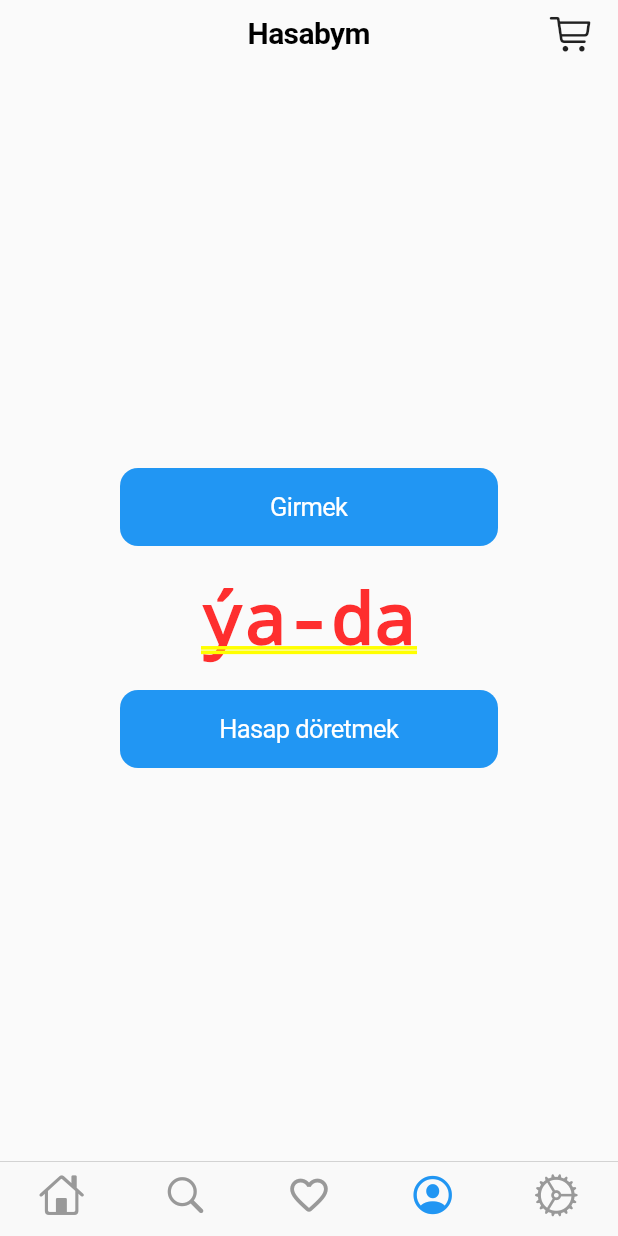
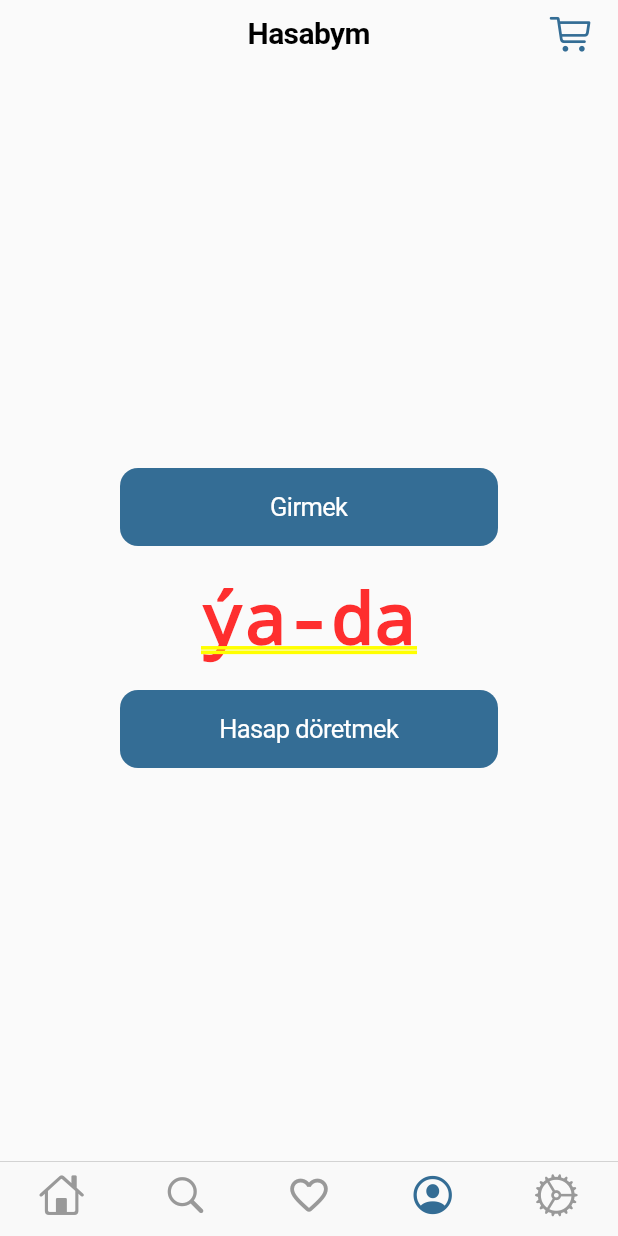
Before and after one commit to TakykCheshme/tjk, a Flutter app: the screen it shows after launch, item 4 of the bottom bar chosen, on a phone screen of 412 x 824 dp. Run offline on Flutter 3.47's test engine with Material 2 defaults, Android fonts, the phone set to English and light mode, and no system bars; our stand-ins replace cached_network_image, carousel_slider, dio, hive, hive_flutter; missing offline and left inert: dio_http_cache; accounts and stored records are empty; generated files the repository leaves out were written again.

Commit message:
primary swatch

```diff
--- a/lib/const.dart
+++ b/lib/const.dart
@@ -18,4 +18,18 @@ String dashSlashRemover(String s) {
   return s.replaceAll(RegExp(r'-'), ' ').replaceAll(RegExp(r'/'), ' ');
 }
 
-Color primaryColor = Color(0xff346D95);
+const MaterialColor primaryColor = const MaterialColor(
+  0xff346D95,
+  const <int, Color>{
+    50: const Color(0xff346D95),
+    100: const Color(0xff346D95),
+    200: const Color(0xff346D95),
+    300: const Color(0xff346D95),
+    400: const Color(0xff346D95),
+    500: const Color(0xff346D95),
+    600: const Color(0xff346D95),
+    700: const Color(0xff346D95),
+    800: const Color(0xff346D95),
+    900: const Color(0xff346D95),
+  },
+);
--- a/lib/main.dart
+++ b/lib/main.dart
@@ -43,7 +43,10 @@ class MyApp extends StatelessWidget {
         title: 'Flutter Demo',
         theme: ThemeData(
           brightness: Brightness.light,
-          primaryColor: primaryColor,
+          iconTheme: IconThemeData(
+            color: primaryColor,
+          ),
+          primarySwatch: primaryColor,
         ),
         home: MainV(),
       ),
```
